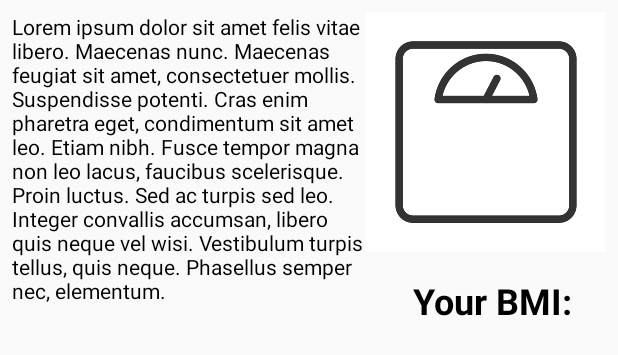
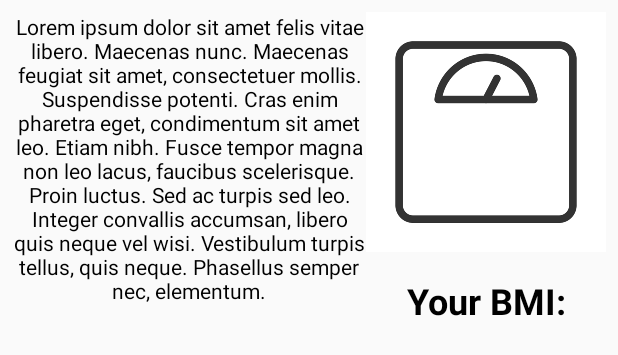
Before and after one commit to martkans/BMI-Calculator, an Android app: the layout activity_info.xml on its own in the app's theme, with its tools: preview values and no code run, on a phone screen of 412 x 824 dp. Shown: the top 355 px of the screen. Run offline under Robolectric (Android 15) with nearby library versions, the phone set to English and light mode, and no system bars.

Commit message:
make changes in info layout

```diff
--- a/app/src/main/res/layout/activity_info.xml
+++ b/app/src/main/res/layout/activity_info.xml
@@ -5,12 +5,13 @@
         xmlns:app="http://schemas.android.com/apk/res-auto"
         android:layout_width="match_parent"
         android:layout_height="match_parent"
-        tools:context=".InfoActivity">
+        tools:context=".InfoActivity" android:layout_marginBottom="16dp" android:layout_marginLeft="8dp"
+        android:layout_marginRight="8dp" android:layout_marginTop="8dp">
 
     <ImageView
             android:layout_width="wrap_content"
             android:layout_height="wrap_content" app:srcCompat="@drawable/scale" android:id="@+id/scaleIV"
-            android:layout_alignParentEnd="true" android:layout_marginEnd="8dp" android:layout_marginTop="8dp"
+            android:layout_alignParentEnd="true"
             android:layout_alignParentTop="true" android:contentDescription="@string/bmi_info_scale_description"/>
     <TextView
             android:layout_width="wrap_content"
@@ -18,7 +19,7 @@
             android:text="@string/bmi_lorem_ipsum"
             android:layout_alignParentStart="true"
             android:textColor="@android:color/black" android:layout_toStartOf="@+id/scaleIV"
-            android:layout_marginEnd="0dp" android:layout_marginStart="8dp" android:layout_marginTop="8dp"/>
+            android:layout_marginEnd="0dp" android:textAlignment="center"/>
     <TextView
             android:layout_width="match_parent"
             android:layout_height="wrap_content" android:id="@+id/bmiValueET"
```
